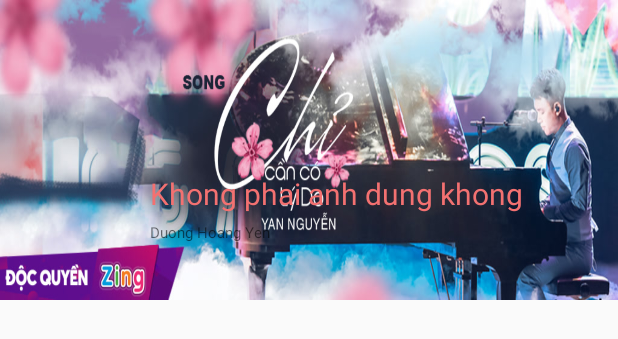
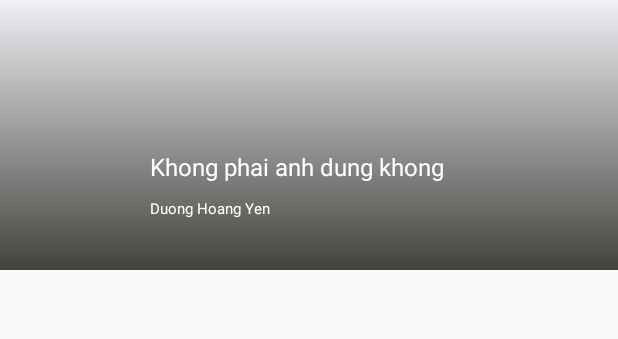
Before and after one commit to namdang0204/BTL_Android, an Android app: the layout dong_banner.xml on its own in the app's theme, with its tools: preview values and no code run, on a phone screen of 412 x 824 dp. Shown: the top 339 px of the screen. Run offline under Robolectric (Android 15) with nearby library versions, the phone set to English and light mode, and no system bars.

Commit message:
tạm thời chạy được Advertise 20042019

```diff
--- a/app/src/main/AndroidManifest.xml
+++ b/app/src/main/AndroidManifest.xml
@@ -1,6 +1,8 @@
 <?xml version="1.0" encoding="utf-8"?>
 <manifest xmlns:android="http://schemas.android.com/apk/res/android"
     package="com.example.myzing">
+
+    <uses-permission android:name="android.permission.INTERNET"></uses-permission>
 
     <application
         android:allowBackup="true"
--- a/app/src/main/java/com/example/myzing/Service/APIRetrofitClient.java
+++ b/app/src/main/java/com/example/myzing/Service/APIRetrofitClient.java
@@ -12,7 +12,7 @@ import okhttp3.OkHttpClient;
 import okhttp3.Protocol;
 import retrofit2.Retrofit;
 import retrofit2.converter.gson.GsonConverterFactory;
-
+//tạo ra 1 retrofit để tương tác với server
 public class APIRetrofitClient {
     private static Retrofit retrofit = null;
 
@@ -24,11 +24,10 @@ public class APIRetrofitClient {
                 .retryOnConnectionFailure(true)
                 .protocols(Arrays.asList(Protocol.HTTP_1_1))
                 .build();
+        //Gson giúp convert từ API sang java class
         Gson gson = new GsonBuilder().setLenient().create();
         retrofit = new Retrofit.Builder().baseUrl(base_url).client(okHttpClient)
                 .addConverterFactory(GsonConverterFactory.create(gson)).build();
         return retrofit;
-
-
     }
 }
--- a/app/src/main/java/com/example/myzing/Service/APIService.java
+++ b/app/src/main/java/com/example/myzing/Service/APIService.java
@@ -1,8 +1,9 @@
 package com.example.myzing.Service;
 
 public class APIService {
-    private static String base_url="";
-    public static  DataService geDataService(){
+    private static String base_url="https://zingmp3tomhap.000webhostapp.com/Server/";
+
+    public static  DataService getDataService(){
         return APIRetrofitClient.getClient(base_url).create(DataService.class);
     }
 }
--- a/app/src/main/java/com/example/myzing/Service/DataService.java
+++ b/app/src/main/java/com/example/myzing/Service/DataService.java
@@ -8,5 +8,7 @@ import retrofit2.Call;
 import retrofit2.http.GET;
 
 public interface DataService {
-    Call<List<Advertise>> GetDataService();
+
+    @GET ("getDataAdvertise.php")
+    Call<List<Advertise>> GetDataAdvertise();
 }
--- a/app/src/main/res/drawable/custom_background_banner.xml
+++ b/app/src/main/res/drawable/custom_background_banner.xml
@@ -1,9 +1,7 @@
 <?xml version="1.0" encoding="utf-8"?>
 <shape xmlns:android="http://schemas.android.com/apk/res/android">
     <gradient android:angle="270"
-        android:startColor="#2D2DF3"
-        android:centerColor="#F50B0B"
-        android:endColor="#FFEB3B">
-
+        android:startColor="#F0F0F5"
+        android:endColor="#42423D">
     </gradient>
 </shape>
--- a/app/src/main/res/layout/dong_banner.xml
+++ b/app/src/main/res/layout/dong_banner.xml
@@ -5,49 +5,51 @@
     android:layout_width="match_parent"
     android:layout_height="match_parent">
     <ImageView
+        android:background="@drawable/custom_background_banner"
+        android:scaleType="fitXY"
+        android:id="@+id/imageview_background_advertise"
+        android:layout_width="match_parent"
+        android:layout_height="180dp" />
+    <View
 
-        android:scaleType="fitXY"
-        android:id="@+id/imageviewbackgroundbanner"
         android:layout_width="match_parent"
-        android:layout_height="200dp" />
-    <View
-        android:background="@drawable/imgbackgroundbanner"
-        android:layout_width="match_parent"
-        android:layout_height="200dp">
+        android:layout_height="180dp">
 
-    </View>
+    </View
+>
     <RelativeLayout
         android:id="@+id/relaytiveLayout"
-        android:layout_alignBottom="@+id/imageviewbackgroundbanner"
+        android:layout_alignBottom="@+id/imageview_background_advertise"
         android:layout_width="match_parent"
         android:layout_height="wrap_content">
         <ImageView
             android:layout_marginBottom="10dp"
             android:layout_marginLeft="10dp"
             android:layout_marginRight="10dp"
-            android:id="@+id/imageviewbanner"
+            android:id="@+id/imageview_icon_advertise"
             android:padding="2dp"
             android:layout_width="80dp"
             android:layout_height="80dp" />
         <TextView
-            android:textColor="#F37171"
+            android:textColor="#FFFFFF"
             android:text="Khong phai anh dung khong"
-            android:textSize="20sp"
-            android:id="@+id/textviewtitlebanner"
-            android:layout_toRightOf="@+id/imageviewbanner"
-            android:layout_alignTop="@+id/imageviewbanner"
-            android:layout_marginTop="5dp"
+            android:textSize="16sp"
+            android:id="@+id/textview_title_advertise"
+            android:layout_toRightOf="@+id/imageview_icon_advertise"
+            android:layout_alignTop="@+id/imageview_icon_advertise"
+            android:layout_marginTop="10dp"
             android:layout_width="wrap_content"
             android:layout_height="wrap_content" />
         <RelativeLayout
 
-            android:layout_toRightOf="@+id/imageviewbanner"
-            android:layout_below="@+id/textviewtitlebanner"
+            android:layout_toRightOf="@+id/imageview_icon_advertise"
+            android:layout_below="@+id/textview_title_advertise"
             android:layout_width="match_parent"
             android:layout_height="wrap_content"
-            android:layout_marginTop="5dp">
+            android:layout_marginTop="10dp">
             <TextView
-                android:id="@+id/textviewcontent"
+                android:id="@+id/textview_content"
+                android:textColor="#FFFFFF"
                 android:text="Duong Hoang Yen"
                 android:maxLines="3"
                 android:layout_marginRight="40dp"
--- a/app/src/main/res/layout/fragment_banner.xml
+++ b/app/src/main/res/layout/fragment_banner.xml
@@ -8,10 +8,9 @@
         android:layout_height="wrap_content">
 
         <android.support.v4.view.ViewPager
-            android:background="#fff0"
             android:id="@+id/viewPager"
             android:layout_width="match_parent"
-            android:layout_height="200dp">
+            android:layout_height="180dp">
 
         </android.support.v4.view.ViewPager>
         <me.relex.circleindicator.CircleIndicator
--- a/app/src/main/res/layout/fragment_home.xml
+++ b/app/src/main/res/layout/fragment_home.xml
@@ -11,7 +11,7 @@
         android:layout_width="match_parent"
         android:layout_height="wrap_content">
         <fragment
-            android:name="com.example.myzing.Fragment.Fragment_Banner"
+            android:name="com.example.myzing.Fragment.Fragment_Advertise"
             android:id="@+id/fragmentBanner"
             android:layout_width="match_parent"
             android:layout_height="wrap_content">
```
Also changed, not shown: app/src/main/java/com/example/myzing/Adapter/AdvertiseAdapter.java (added, +64 -0 lines), app/src/main/java/com/example/myzing/Adapter/BannerAdapter.java (deleted, +0 -53 lines), app/src/main/java/com/example/myzing/Fragment/Fragment_Advertise.java (renamed from app/src/main/java/com/example/myzing/Fragment/Fragment_Banner.java, +27 -11 lines), app/src/main/java/com/example/myzing/Model/Advertise.java (+52 -24 lines).
